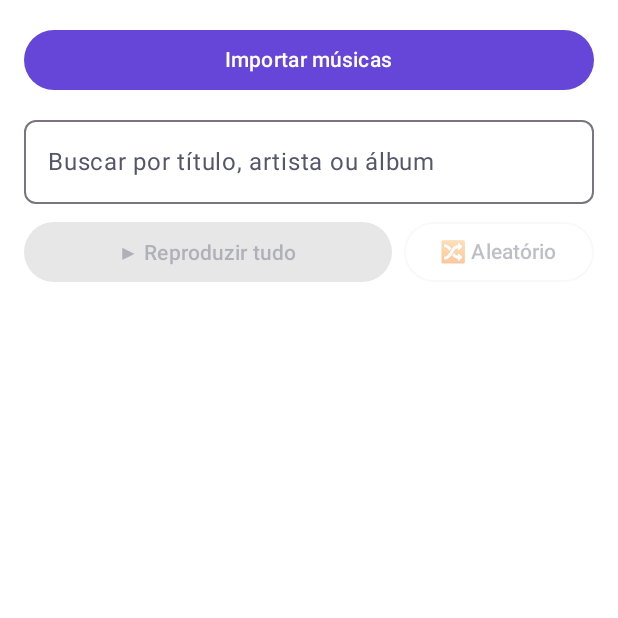
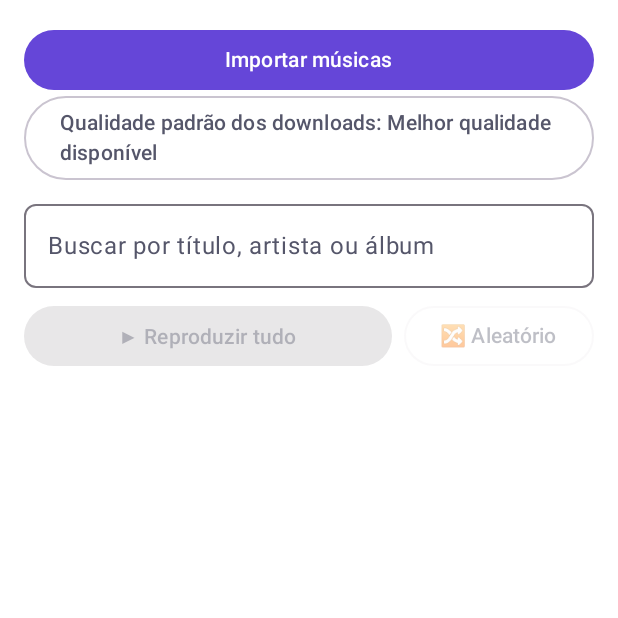
Before and after one commit to Kyra2214/MixTapeMp3, an Android app built with Jetpack Compose: the screen it shows after launch (MainActivity), after a tap on an icon or button, on a phone screen of 412 x 824 dp, the top half of it. Run offline under Robolectric (Android 15) with nearby library versions, the phone set to English and light mode, and no system bars; our stand-ins replace Room's generated code; pictures from the network do not load.

Commit message:
Move audio quality preference to library

```diff
--- a/app/src/main/java/com/cdvirtual/app/feature/library/LibraryScreen.kt
+++ b/app/src/main/java/com/cdvirtual/app/feature/library/LibraryScreen.kt
@@ -15,6 +15,7 @@ import androidx.compose.foundation.layout.height
 import androidx.compose.foundation.layout.padding
 import androidx.compose.foundation.lazy.LazyColumn
 import androidx.compose.foundation.lazy.items
+import androidx.compose.material3.AlertDialog
 import androidx.compose.material3.Button
 import androidx.compose.material3.OutlinedButton
 import androidx.compose.material3.Slider
@@ -42,12 +43,25 @@ import com.cdvirtual.app.core.database.TrackEntity
 import com.cdvirtual.app.core.storage.StorageAccess
 
 @Composable
+private const val LIBRARY_PREFS = "mixtape_browser"
+private const val LIBRARY_FORMAT_KEY = "preferred_audio_format"
+private const val LIBRARY_FORMAT_CONFIGURED_KEY = "audio_format_configured"
+private val libraryFormatChoices = listOf(
+    "BEST" to "Melhor qualidade disponível",
+    "webm" to "WebM / Opus",
+    "m4a" to "M4A / AAC"
+)
+
+@Composable
 fun LibraryScreen(vm: LibraryViewModel = viewModel()) {
     val tracks by vm.tracks.collectAsStateWithLifecycle()
     val message by vm.message.collectAsStateWithLifecycle()
     val query by vm.query.collectAsStateWithLifecycle()
     val failures by vm.analysisFailures.collectAsStateWithLifecycle()
     val context = LocalContext.current
+    val audioPreferences = remember { context.getSharedPreferences(LIBRARY_PREFS, android.content.Context.MODE_PRIVATE) }
+    var preferredFormat by remember { mutableStateOf(audioPreferences.getString(LIBRARY_FORMAT_KEY, "BEST") ?: "BEST") }
+    var showQualityDialog by remember { mutableStateOf(false) }
     val withNotifications = rememberNotificationGate()
     val player by Mp3Player.state.collectAsStateWithLifecycle()
     var position by remember(player.trackId) { mutableFloatStateOf(0f) }
@@ -63,6 +77,9 @@ fun LibraryScreen(vm: LibraryViewModel = viewModel()) {
     Column(Modifier.fillMaxSize().padding(16.dp)) {
         Button(onClick = { picker.launch(StorageAccess.AUDIO_MIME_TYPES) }, modifier = Modifier.fillMaxWidth()) {
             Text("Importar músicas")
+        }
+        OutlinedButton(onClick = { showQualityDialog = true }, modifier = Modifier.fillMaxWidth()) {
+            Text("Qualidade padrão dos downloads: " + (libraryFormatChoices.firstOrNull { it.first == preferredFormat }?.second ?: "Melhor qualidade"))
         }
         message?.let { Text(it, style = MaterialTheme.typography.bodyMedium) }
         OutlinedTextField(
@@ -123,6 +140,35 @@ fun LibraryScreen(vm: LibraryViewModel = viewModel()) {
             }
         }
     }
+
+    if (showQualityDialog) {
+        AlertDialog(
+            onDismissRequest = { showQualityDialog = false },
+            title = { Text("Qualidade padrão dos downloads") },
+            text = {
+                Column {
+                    libraryFormatChoices.forEach { (value, label) ->
+                        TextButton(
+                            onClick = {
+                                preferredFormat = value
+                                audioPreferences.edit()
+                                    .putString(LIBRARY_FORMAT_KEY, value)
+                                    .putBoolean(LIBRARY_FORMAT_CONFIGURED_KEY, true)
+                                    .apply()
+                                showQualityDialog = false
+                            },
+                            modifier = Modifier.fillMaxWidth()
+                        ) {
+                            Text(if (preferredFormat == value) "✓  $label" else label)
+                        }
+                    }
+                }
+            },
+            confirmButton = {
+                TextButton(onClick = { showQualityDialog = false }) { Text("Fechar") }
+            }
+        )
+    }
 }
 
 private fun analysisText(t: TrackEntity): String =
```
